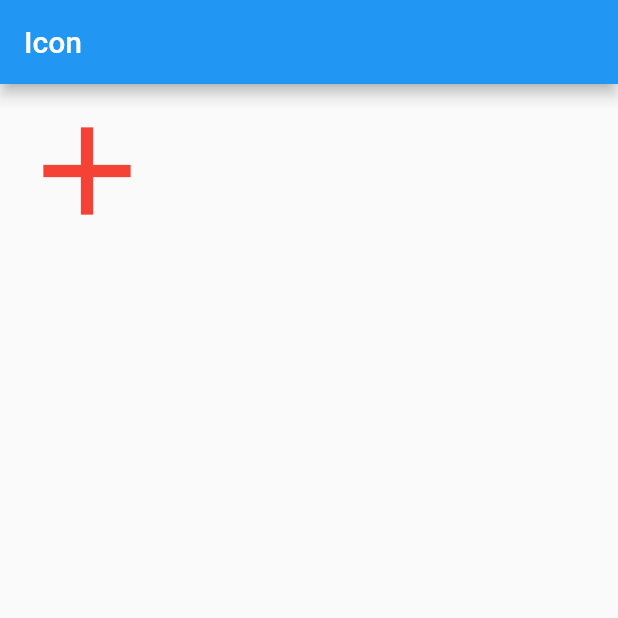
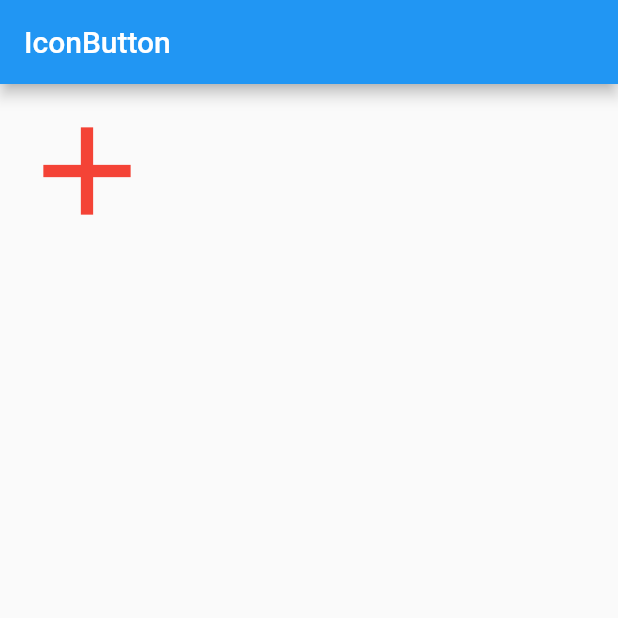
Before and after one commit to AmadasDev/flutter_app, a Flutter app: the MyHomePage screen opened directly, on a phone screen of 412 x 824 dp, the top half of it. Run offline on Flutter 3.47's test engine with Material 2 defaults, Android fonts, the phone set to English and light mode, and no system bars.

Commit message:
Chapter 4.4.3 IconButton

```diff
--- a/lib/4_4_3.dart
+++ b/lib/4_4_3.dart
@@ -24,7 +24,7 @@ class MyHomePage extends StatelessWidget {
   Widget build(BuildContext context) {
     return Scaffold(
         appBar: AppBar(
-          title: Text('Icon'),
+          title: Text('IconButton'),
         ),
         body: IconButton(
           icon: Icon(Icons.add),
```
